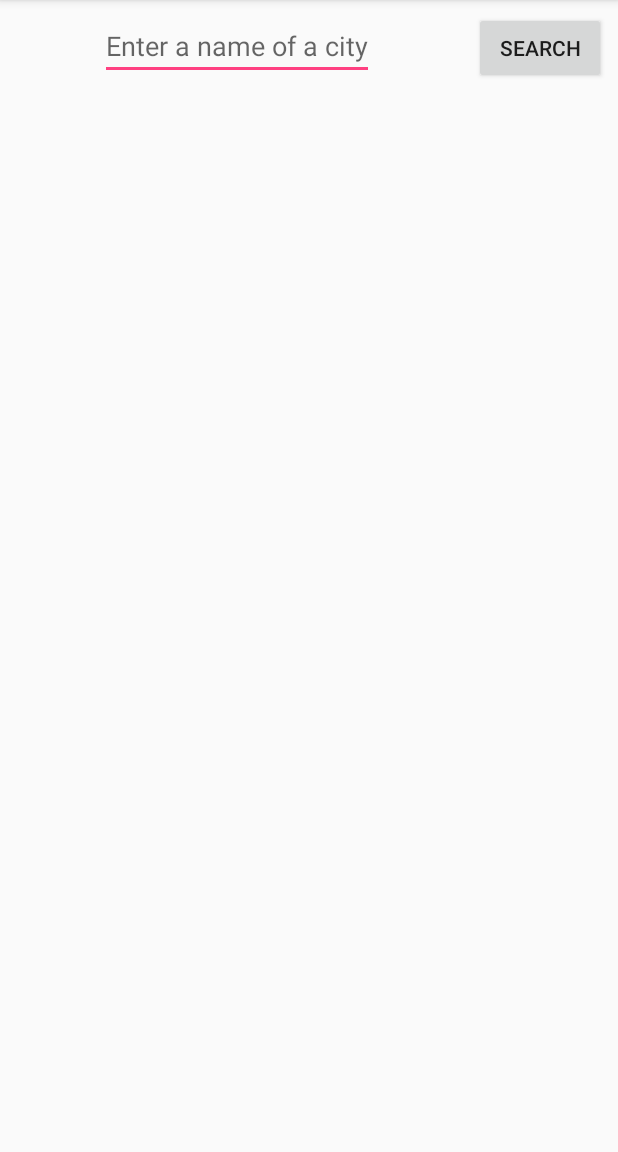
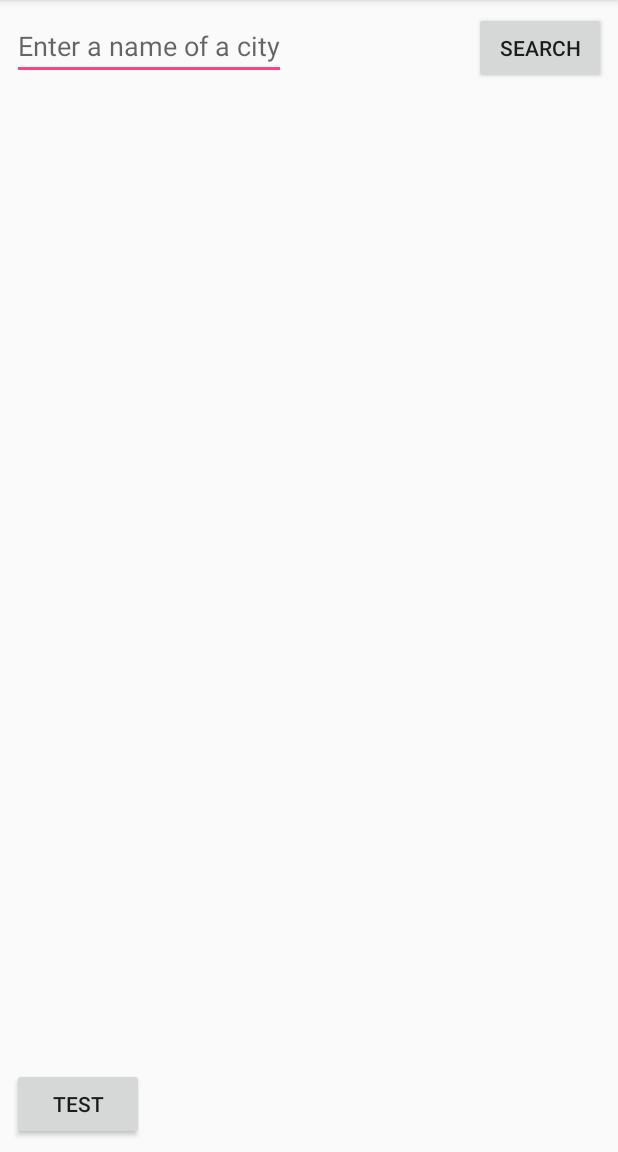
Before and after one commit to jperelygin/WeatherApp, an Android app: the screen it shows after launch (MainActivity), on a phone screen of 412 x 824 dp, the part 84-1236 px from its top. Run offline under Robolectric (Android 15) with nearby library versions, the phone set to English and light mode, and no system bars.

Commit message:
0.1 It works somehow

```diff
--- a/app/src/main/res/layout/activity_main.xml
+++ b/app/src/main/res/layout/activity_main.xml
@@ -22,7 +22,8 @@
         android:layout_height="wrap_content"
         android:layout_margin="8dp"
         android:hint="@string/enter_a_name_of_a_city"
-        app:layout_constraintEnd_toStartOf="@id/button"
+        android:selectAllOnFocus="true"
+        android:singleLine="true"
         app:layout_constraintStart_toStartOf="parent"
         app:layout_constraintTop_toTopOf="parent" />
 
@@ -37,7 +38,7 @@
         app:layout_constraintEnd_toEndOf="parent"
         app:layout_constraintHorizontal_bias="0.5"
         app:layout_constraintStart_toStartOf="parent"
-        app:layout_constraintTop_toBottomOf="@+id/editText"
+        app:layout_constraintTop_toBottomOf="parent"
         tools:text="temp" />
 
     <TextView
@@ -65,13 +66,15 @@
         app:layout_constraintTop_toBottomOf="parent"
         app:layout_constraintVertical_bias="0.5" />
 
-    <!-- <Button
+    <Button
+        android:visibility="visible"
+        android:text="@string/test"
         android:layout_width="wrap_content"
         android:layout_height="wrap_content"
         android:layout_marginBottom="8dp"
         android:layout_marginStart="8dp"
         android:onClick="goToTest"
         app:layout_constraintBottom_toBottomOf="parent"
-        app:layout_constraintStart_toStartOf="parent" /> -->
+        app:layout_constraintStart_toStartOf="parent" />
 
 </android.support.constraint.ConstraintLayout>
--- a/app/src/main/res/values/strings.xml
+++ b/app/src/main/res/values/strings.xml
@@ -2,4 +2,5 @@
     <string name="app_name">WeatherApp</string>
     <string name="enter_a_name_of_a_city">Enter a name of a city</string>
     <string name="search">search</string>
+    <string name="test">Test</string>
 </resources>
```
Also changed, not shown: app/src/main/java/com/example/jperelygin/weatherapp/MainActivity.java (+19 -14 lines).
